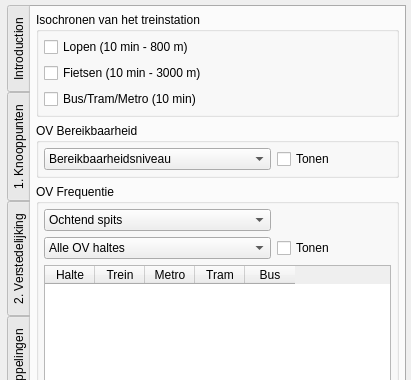
Deltametropool/kpo-pilot, file KPOpilot/kpo_datasysteem_pilot_dockwidget_base.ui: the form before one commit; both pictures show x 0 to 411 and y 0 to 380 of the 411 by 600 pixel window.
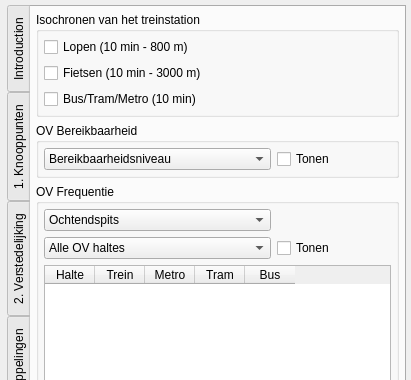
The form after the commit. The open tabs and pages were chosen to show the change.

```diff
--- a/KPOpilot/kpo_datasysteem_pilot_dockwidget_base.ui
+++ b/KPOpilot/kpo_datasysteem_pilot_dockwidget_base.ui
@@ -990,7 +990,7 @@
             <widget class="QComboBox" name="frequencyTimeCombo">
              <item>
               <property name="text">
-               <string>Ochtend spits</string>
+               <string>Ochtendspits</string>
               </property>
              </item>
              <item>
```
Left out of the diff: 10 changed lines with no effect on the pictures.
